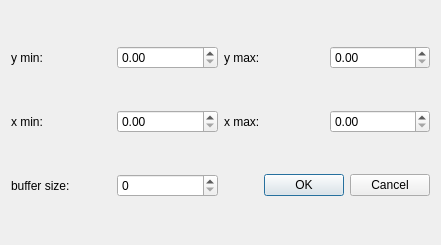
Qt form Src/QtOverride/chartsettingdialog.ui (SuperLiaohy/MemRW) before a commit.
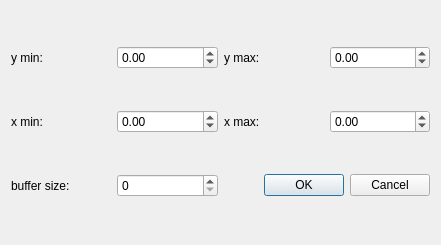
The same form after that commit.

The edit to the form file:
```diff
--- a/Src/QtOverride/chartsettingdialog.ui
+++ b/Src/QtOverride/chartsettingdialog.ui
@@ -22,7 +22,17 @@
     </widget>
    </item>
    <item row="0" column="1">
-    <widget class="QDoubleSpinBox" name="yMinBox"/>
+    <widget class="QDoubleSpinBox" name="yMinBox">
+     <property name="minimum">
+      <double>-2147483648.000000000000000</double>
+     </property>
+     <property name="maximum">
+      <double>2147483648.000000000000000</double>
+     </property>
+     <property name="value">
+      <double>0.000000000000000</double>
+     </property>
+    </widget>
    </item>
    <item row="0" column="2">
     <widget class="QLabel" name="label_4">
@@ -32,7 +42,14 @@
     </widget>
    </item>
    <item row="0" column="3">
-    <widget class="QDoubleSpinBox" name="yMaxBox"/>
+    <widget class="QDoubleSpinBox" name="yMaxBox">
+     <property name="minimum">
+      <double>-2147483648.000000000000000</double>
+     </property>
+     <property name="maximum">
+      <double>2147483648.000000000000000</double>
+     </property>
+    </widget>
    </item>
    <item row="1" column="0">
     <widget class="QLabel" name="label">
@@ -42,7 +59,14 @@
     </widget>
    </item>
    <item row="1" column="1">
-    <widget class="QDoubleSpinBox" name="xMinBox"/>
+    <widget class="QDoubleSpinBox" name="xMinBox">
+     <property name="minimum">
+      <double>-2147483648.000000000000000</double>
+     </property>
+     <property name="maximum">
+      <double>2147483648.000000000000000</double>
+     </property>
+    </widget>
    </item>
    <item row="1" column="2">
     <widget class="QLabel" name="label_5">
@@ -52,7 +76,17 @@
     </widget>
    </item>
    <item row="1" column="3">
-    <widget class="QDoubleSpinBox" name="xMaxBox"/>
+    <widget class="QDoubleSpinBox" name="xMaxBox">
+     <property name="minimum">
+      <double>-2147483648.000000000000000</double>
+     </property>
+     <property name="maximum">
+      <double>2147483648.000000000000000</double>
+     </property>
+     <property name="value">
+      <double>0.000000000000000</double>
+     </property>
+    </widget>
    </item>
    <item row="2" column="0">
     <widget class="QLabel" name="label_3">
```
Left out of the diff: 41 changed lines with no effect on the pictures.
